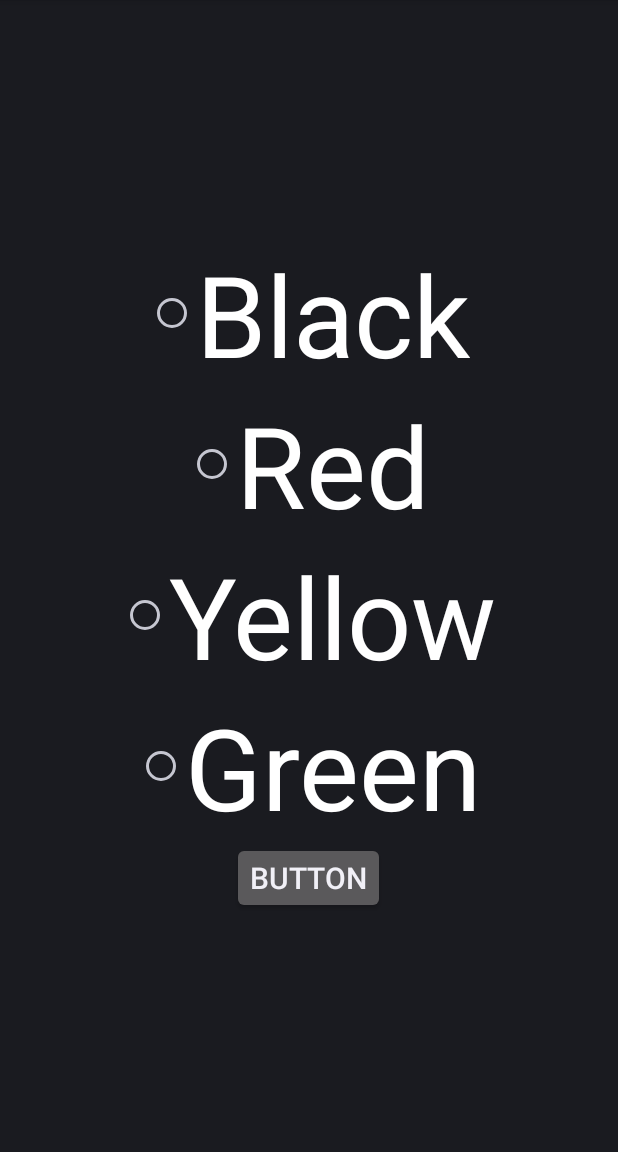
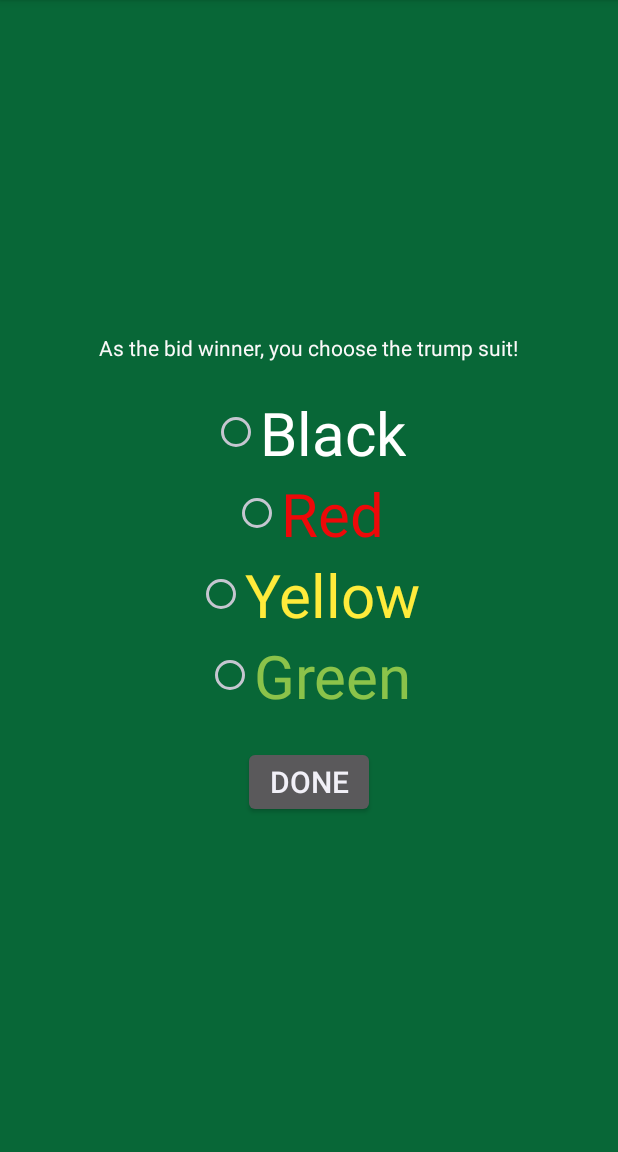
Before and after one commit to copado30/RookGame, an Android app: the layout trump_suit_selection.xml on its own in the app's theme, with its tools: preview values and no code run, on a phone screen of 412 x 824 dp, the part 84-1236 px from its top. Run offline under Robolectric (Android 15) with nearby library versions, the light colour scheme and no system bars.

```diff
--- a/app/src/main/java/edu/up/cs301/rook/PlayCardAction.java
+++ b/app/src/main/java/edu/up/cs301/rook/PlayCardAction.java
@@ -7,6 +7,7 @@ import edu.up.cs301.GameFramework.players.GamePlayer;
 public class PlayCardAction extends GameAction {
     private final Card card; //card being played
     private int cardIndex;
+
     /**
      * constructor for GameAction
      *
--- a/app/src/main/java/edu/up/cs301/rook/RookHumanPlayer.java
+++ b/app/src/main/java/edu/up/cs301/rook/RookHumanPlayer.java
@@ -108,9 +108,11 @@ public class RookHumanPlayer extends GameHumanPlayer implements OnClickListener
 
         team1Score.setText(rookState.team1Score + "");
         team2Score.setText(rookState.team2Score + "");
+
         if(rookState.bidWinner != 4) {
             bidWinner.setText("  Player " + (rookState.bidWinner + 1) + ": " + rookState.getBidNum() + "  ");
         }
+
         leadingSuit.setText("  Leading Suit: " + rookState.leadingSuit);
         trumpSuit.setText("  Trump Suit: " + rookState.trumpSuit);
 
--- a/app/src/main/java/edu/up/cs301/rook/RookLocalGame.java
+++ b/app/src/main/java/edu/up/cs301/rook/RookLocalGame.java
@@ -67,15 +67,17 @@ public class RookLocalGame extends LocalGame {
                 rookState.setBidNum(ba.getTotalBid());//make the rookState bidNum equal to the
                 changePlayerTurn(playerNum,false);
                 if(ba.getTotalBid() == 120) {//if the player bids 120 they win it right away
+                    rookState.bidWinner = playerNum;
                     rookState.wonBid[playerNum] = true;
                     rookState.setBidPhase(false);//since a player won then it is no longer the bidPhase
+                    rookState.playerId = playerNum;
                 }
                 return true;
             }
         } else if (action instanceof PassingAction) {
             PassingAction pa = (PassingAction)action;
             if(rookState.passTurn(pa)){//if they can  pass then do the following
-                rookState.setCanBid(action.getPlayer().getPlayerNum(), false);//player can no longer bid
+                rookState.setCanBid(playerNum, false);//player can no longer bid
                 if(rookState.isBiddingOver()){
                     rookState.setBidPhase(false);
                 }
--- a/app/src/main/java/edu/up/cs301/rook/RookState.java
+++ b/app/src/main/java/edu/up/cs301/rook/RookState.java
@@ -12,7 +12,7 @@ import java.util.*;
 
 
 public class RookState extends GameState {
-    public static final int MAX_BID = 120;
+    public static final int MAX_BID = 121;
 
     public static final int WINNING_POINTS = 300;
 
@@ -217,6 +217,17 @@ public class RookState extends GameState {
             team2Score += nestVal;
         }
 
+        // if they don't reach the points bid by end of round, remove from their teams score
+        /*if(bidWinner == 0 || bidWinner == 2) {
+            if(team1Score != getBidNum()) {
+                team1Score = team1Score - getBidNum();
+            }
+        } else {
+            if(team2Score != getBidNum()) {
+                team2Score = team2Score - getBidNum();
+            }
+        }*/
+
         //need to make a method that checks is they hit the amount they bid
         shuffle();
         dealHands();
@@ -228,8 +239,8 @@ public class RookState extends GameState {
         for(int i = 0; i < canBid.length; i++){canBid[i] = true;}
         for(int i = 0; i < cardsPlayed.length; i++){cardsPlayed[i] = null;}
         for(int i = 0; i < wonBid.length; i++){wonBid[i] = false;}
+    }//resetRound
 
-    }//resetRound
     public boolean isBiddingOver(){
         int passCount = 0;//how many people have passed
         for(int i = 0; i < canBid.length; i++){
--- a/app/src/main/res/layout/trump_suit_selection.xml
+++ b/app/src/main/res/layout/trump_suit_selection.xml
@@ -3,11 +3,14 @@
     xmlns:app="http://schemas.android.com/apk/res-auto"
     xmlns:tools="http://schemas.android.com/tools"
     android:layout_width="match_parent"
-    android:layout_height="match_parent">
+    android:layout_height="match_parent"
+    android:id="@+id/trump_suit_selection">
 
     <LinearLayout
         android:layout_width="match_parent"
         android:layout_height="match_parent"
+        android:background="#086737"
+        android:gravity="center"
         android:orientation="vertical">
 
         <RadioGroup
@@ -15,40 +18,51 @@
             android:layout_height="match_parent"
             android:gravity="center">
 
+            <TextView
+                android:layout_width="wrap_content"
+                android:layout_height="wrap_content"
+                android:text="As the bid winner, you choose the trump suit!"
+                android:textColor="#FBF9F9"></TextView>
+
             <RadioButton
                 android:id="@+id/blackTrumpButton"
                 android:layout_width="wrap_content"
                 android:layout_height="wrap_content"
+                android:layout_marginTop="20dp"
                 android:text="Black"
-                android:textSize="75dp" />
+                android:textSize="40dp" />
 
             <RadioButton
                 android:id="@+id/redTrumpButton"
                 android:layout_width="wrap_content"
                 android:layout_height="wrap_content"
                 android:text="Red"
-                android:textSize="75dp" />
+                android:textColor="#ED0909"
+                android:textSize="40dp" />
 
             <RadioButton
                 android:id="@+id/yellowTrumpButton"
                 android:layout_width="wrap_content"
                 android:layout_height="wrap_content"
                 android:text="Yellow"
-                android:textSize="75dp" />
+                android:textColor="#FFEB3B"
+                android:textSize="40dp" />
 
             <RadioButton
                 android:id="@+id/greenTrumpButton"
                 android:layout_width="wrap_content"
                 android:layout_height="wrap_content"
                 android:text="Green"
-                android:textSize="75dp" />
+                android:textColor="#8BC34A"
+                android:textSize="40dp" />
 
             <Button
                 android:id="@+id/button"
                 android:layout_width="wrap_content"
                 android:layout_height="wrap_content"
-                android:textSize="20dp"
-                android:text="Button" />
+                android:layout_marginTop="20dp"
+                android:text="Done"
+                android:textSize="20dp" />
 
         </RadioGroup>
 
```
